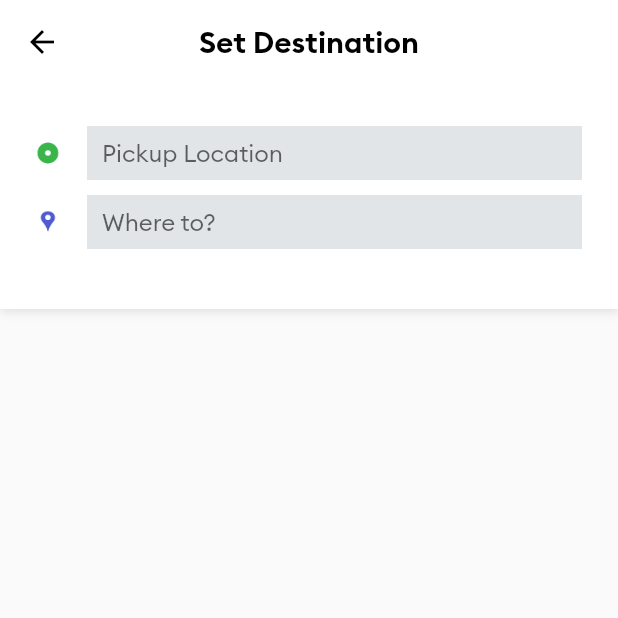
After one commit to jsfsarkis/ride-share, a Flutter app: the SearchScreen screen opened by its route, on a phone screen of 412 x 824 dp, the top half of it. The commit adds this screen. Run offline on Flutter 3.47's test engine with Material 2 defaults, Android fonts, the phone set to English and light mode, and no system bars; our stand-ins replace connectivity, firebase_auth, firebase_core, firebase_database, geolocator, google_maps_flutter and 1 more; accounts and stored records are empty.

Commit message:
implement address search screen UI

```diff
--- a/lib/main.dart
+++ b/lib/main.dart
@@ -7,6 +7,7 @@ import 'package:ride_share/constants.dart';
 import 'package:ride_share/screens/home_screen.dart';
 import 'package:ride_share/screens/login_screen.dart';
 import 'package:ride_share/screens/registration_screen.dart';
+import 'package:ride_share/screens/search_screen.dart';
 import 'package:ride_share/screens/splash_screen.dart';
 import 'package:ride_share/services/geocoding_service.dart';
 
@@ -56,6 +57,7 @@ class MyApp extends StatelessWidget {
           RegistrationScreen.id: (context) => RegistrationScreen(),
           LoginScreen.id: (context) => LoginScreen(),
           HomeScreen.id: (context) => HomeScreen(),
+          SearchScreen.id: (context) => SearchScreen(),
         },
       ),
     );
--- a/lib/screens/home_screen.dart
+++ b/lib/screens/home_screen.dart
@@ -7,6 +7,7 @@ import 'package:outline_material_icons/outline_material_icons.dart';
 import 'package:provider/provider.dart';
 import 'package:ride_share/components/divider_line.dart';
 import 'package:ride_share/helpers/map_methods.dart';
+import 'package:ride_share/screens/search_screen.dart';
 import 'package:ride_share/services/geocoding_service.dart';
 
 import '../constants.dart';
@@ -214,7 +215,11 @@ class _HomeScreenState extends State<HomeScreen> {
                       ),
                     ),
                     SizedBox(height: 20.0),
-                    Container(
+                    GestureDetector(
+                      onTap: () {
+                        Navigator.pushNamed(context, SearchScreen.id);
+                      },
+                      child: Container(
                         decoration: BoxDecoration(
                           color: Colors.white,
                           borderRadius: BorderRadius.circular(4.0),
@@ -238,6 +243,7 @@ class _HomeScreenState extends State<HomeScreen> {
                               SizedBox(width: 10.0),
                               Text('Search Destination')
                             ],
+                          ),
                         ),
                       ),
                     ),
--- /dev/null
+++ b/lib/screens/search_screen.dart
@@ -0,0 +1,128 @@
+import 'package:flutter/material.dart';
+
+import '../constants.dart';
+
+class SearchScreen extends StatefulWidget {
+  static const String id = 'search_page';
+  @override
+  _SearchScreenState createState() => _SearchScreenState();
+}
+
+class _SearchScreenState extends State<SearchScreen> {
+  @override
+  Widget build(BuildContext context) {
+    return Scaffold(
+      appBar: AppBar(
+        backgroundColor: Colors.white,
+        centerTitle: true,
+        elevation: 0.0,
+        leading: BackButton(
+          color: Colors.black,
+        ),
+        title: Text(
+          'Set Destination',
+          style: TextStyle(
+            color: Colors.black,
+            fontFamily: BoldFont,
+          ),
+        ),
+      ),
+      body: Column(
+        children: [
+          Container(
+            height: 150.0,
+            decoration: BoxDecoration(
+              color: Colors.white,
+              boxShadow: [
+                BoxShadow(
+                  color: Colors.black12,
+                  blurRadius: 5.0,
+                  spreadRadius: 0.5,
+                  offset: Offset(0.7, 0.7),
+                ),
+              ],
+            ),
+            child: Padding(
+              padding: EdgeInsets.only(
+                left: 24.0,
+                top: 10.0,
+                right: 24.0,
+                bottom: 20.0,
+              ),
+              child: Column(
+                children: [
+                  SizedBox(height: 18.0),
+                  Row(
+                    children: [
+                      Image.asset(
+                        'assets/images/pickicon.png',
+                        height: 16.0,
+                        width: 16.0,
+                      ),
+                      SizedBox(width: 18.0),
+                      Expanded(
+                        child: Container(
+                          decoration: BoxDecoration(
+                            color: colorLightGrayFair,
+                            borderRadius: BorderRadius.circular(4.0),
+                          ),
+                          child: TextField(
+                            decoration: InputDecoration(
+                              hintText: 'Pickup Location',
+                              fillColor: colorLightGrayFair,
+                              filled: true,
+                              border: InputBorder.none,
+                              isDense: true,
+                              contentPadding: EdgeInsets.only(
+                                left: 10.0,
+                                top: 8.0,
+                                bottom: 8.0,
+                              ),
+                            ),
+                          ),
+                        ),
+                      )
+                    ],
+                  ),
+                  SizedBox(height: 10.0),
+                  Row(
+                    children: [
+                      Image.asset(
+                        'assets/images/desticon.png',
+                        height: 16.0,
+                        width: 16.0,
+                      ),
+                      SizedBox(width: 18.0),
+                      Expanded(
+                        child: Container(
+                          decoration: BoxDecoration(
+                            color: colorLightGrayFair,
+                            borderRadius: BorderRadius.circular(4.0),
+                          ),
+                          child: TextField(
+                            decoration: InputDecoration(
+                              hintText: 'Where to?',
+                              fillColor: colorLightGrayFair,
+                              filled: true,
+                              border: InputBorder.none,
+                              isDense: true,
+                              contentPadding: EdgeInsets.only(
+                                left: 10.0,
+                                top: 8.0,
+                                bottom: 8.0,
+                              ),
+                            ),
+                          ),
+                        ),
+                      )
+                    ],
+                  )
+                ],
+              ),
+            ),
+          )
+        ],
+      ),
+    );
+  }
+}
```
Lines whose indentation alone changed are shown as unchanged.
